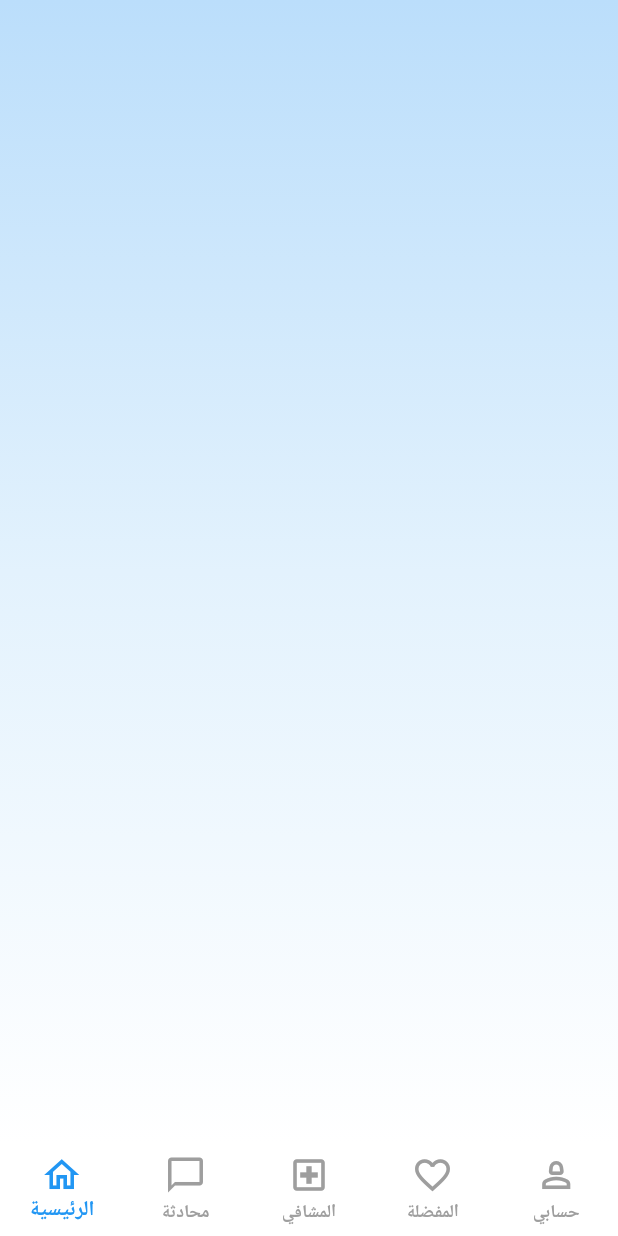
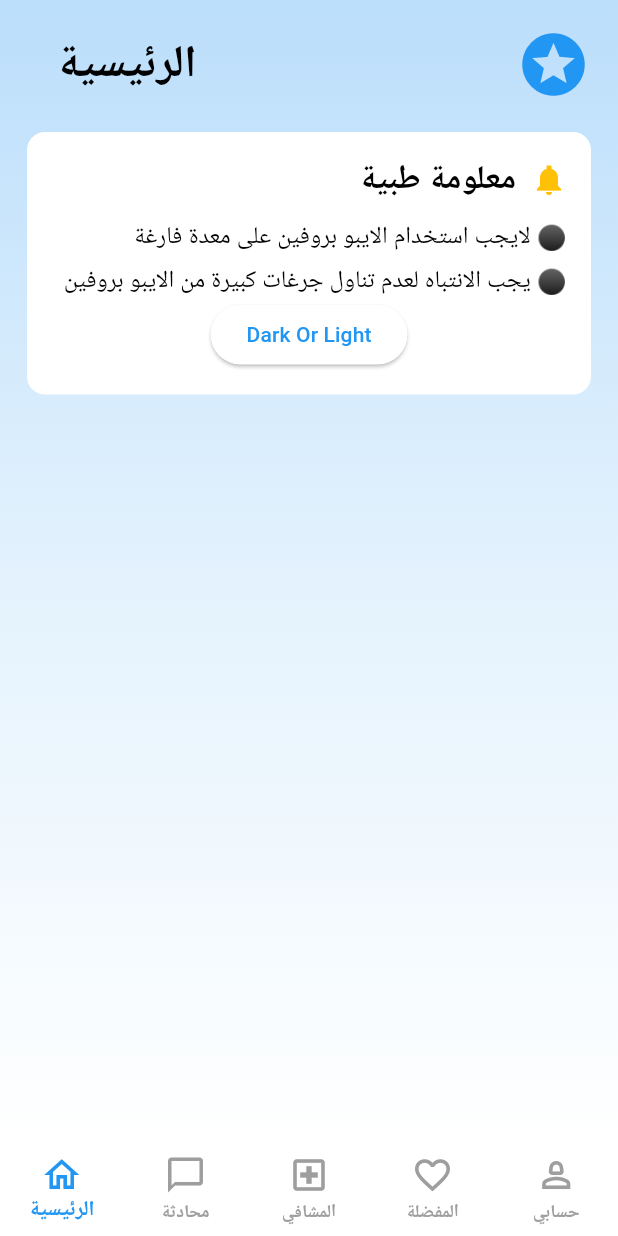
Before and after one commit to salimo2002/doctorapp, a Flutter app: the screen it shows after launch, on a phone screen of 412 x 824 dp. Run offline on Flutter 3.47's test engine with Material 3 defaults, Android fonts, the phone set to English and light mode, and no system bars.

Commit message:
Create Container

```diff
--- a/lib/main.dart
+++ b/lib/main.dart
@@ -7,7 +7,7 @@ import 'package:doctorapp/view/profile_view.dart';
 import 'package:doctorapp/widgets/custom_nav_bar.dart';
 import 'package:flutter/material.dart';
 import 'package:flutter/services.dart';
-import 'package:provider/provider.dart'; //eroor
+import 'package:provider/provider.dart';
 
 void main(List<String> args) {
   WidgetsFlutterBinding.ensureInitialized();
--- a/lib/theme/theme.dart
+++ b/lib/theme/theme.dart
@@ -8,6 +8,7 @@ ThemeData darkMode = ThemeData(
     surfaceTint: Colors.black,
     surfaceDim: Colors.black,
     surfaceBright: Colors.black,
+    scrim: Colors.grey.shade900,
   ),
 );
 ThemeData lightMode = ThemeData(
@@ -18,5 +19,6 @@ ThemeData lightMode = ThemeData(
     surfaceTint: Colors.blue.shade100,
     surfaceDim: Colors.blue.shade50,
     surfaceBright: Colors.white,
+    scrim: Colors.white,
   ),
 );
--- /dev/null
+++ b/lib/utils/app_style.dart
@@ -0,0 +1,15 @@
+import 'package:flutter/material.dart';
+
+class AppStyle {
+  static TextStyle customText(
+    BuildContext context,
+    double size,
+    FontWeight fontWeight,
+  ) {
+    return TextStyle(
+      fontSize: MediaQuery.of(context).textScaler.scale(size),
+      fontWeight: fontWeight,
+      color: Theme.of(context).colorScheme.tertiary,
+    );
+  }
+}
--- a/lib/view/home_view.dart
+++ b/lib/view/home_view.dart
@@ -1,4 +1,7 @@
+import 'package:doctorapp/theme/theme_provider.dart';
+import 'package:doctorapp/utils/app_style.dart';
 import 'package:flutter/material.dart';
+import 'package:provider/provider.dart';
 
 class HomeView extends StatelessWidget {
   const HomeView({super.key});
@@ -17,9 +20,73 @@ class HomeView extends StatelessWidget {
           ],
         ),
       ),
-      child: Center(
-        child: Column(mainAxisSize: MainAxisSize.max, children: [
-
+      child: Padding(
+        padding: const EdgeInsets.symmetric(horizontal: 18, vertical: 18),
+        child: ListView(
+          children: [
+            Row(
+              children: [
+                SizedBox(width: 20),
+                Text(
+                  'الرئيسية',
+                  style: AppStyle.customText(context, 30, FontWeight.bold),
+                ),
+                Spacer(),
+                Icon(
+                  Icons.stars,
+                  color: Theme.of(context).colorScheme.primary,
+                  size: 50,
+                ),
+              ],
+            ),
+            Container(
+              margin: EdgeInsets.symmetric(vertical: 20),
+              padding: EdgeInsets.all(16),
+              decoration: BoxDecoration(
+                color: Theme.of(context).colorScheme.scrim,
+                borderRadius: BorderRadius.circular(12),
+              ),
+              child: Column(
+                crossAxisAlignment: CrossAxisAlignment.end,
+                children: [
+                  Row(
+                    spacing: 10,
+                    mainAxisAlignment: MainAxisAlignment.end,
+                    children: [
+                      Text(
+                        'معلومة طبية',
+                        style: AppStyle.customText(
+                          context,
+                          22,
+                          FontWeight.bold,
+                        ),
+                      ),
+                      Icon(Icons.notifications_sharp, color: Colors.amber),
+                    ],
+                  ),
+                  SizedBox(height: 10),
+                  Text(
+                    '⚫️ لايجب استخدام الايبو بروفين على معدة فارغة',
+                    style: AppStyle.customText(context, 16, FontWeight.normal),
+                    textDirection: TextDirection.rtl,
+                  ),
+                  SizedBox(height: 5),
+                  Text(
+                    '⚫️ يجب الانتباه لعدم تناول جرغات كبيرة من الايبو بروفين',
+                    style: AppStyle.customText(context, 16, FontWeight.normal),
+                    textDirection: TextDirection.rtl,
+                  ),
+                  Center(
+                    child: ElevatedButton(
+                      onPressed: () {
+                        Provider.of<ThemeProvider>(context,listen: false).toggleTheme();
+                      },
+                      child: Text('Dark Or Light'),
+                    ),
+                  ),
+                ],
+              ),
+            ),
           ],
         ),
       ),
```
